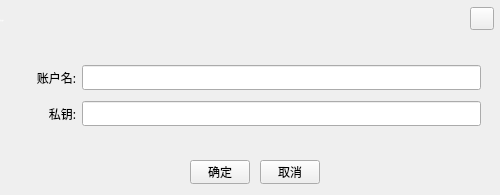
Before: the Qt Designer form ChainIDE/custom/ImportDialogUB.ui in HcashOrg/HX-IDE, drawn with Qt 5.
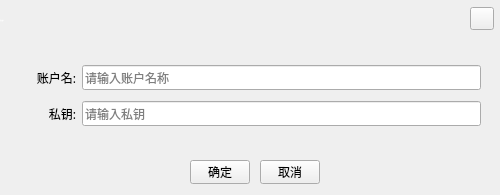
After: the same form once the commit is applied.

What changed in the file:
```diff
--- a/ChainIDE/custom/ImportDialogUB.ui
+++ b/ChainIDE/custom/ImportDialogUB.ui
@@ -164,6 +164,9 @@
       <property name="readOnly">
        <bool>false</bool>
       </property>
+      <property name="placeholderText">
+       <string>请输入账户名称</string>
+      </property>
      </widget>
     </item>
     <item row="1" column="0">
@@ -201,6 +204,9 @@
       <property name="readOnly">
        <bool>false</bool>
       </property>
+      <property name="placeholderText">
+       <string>请输入私钥</string>
+      </property>
      </widget>
     </item>
    </layout>
```
